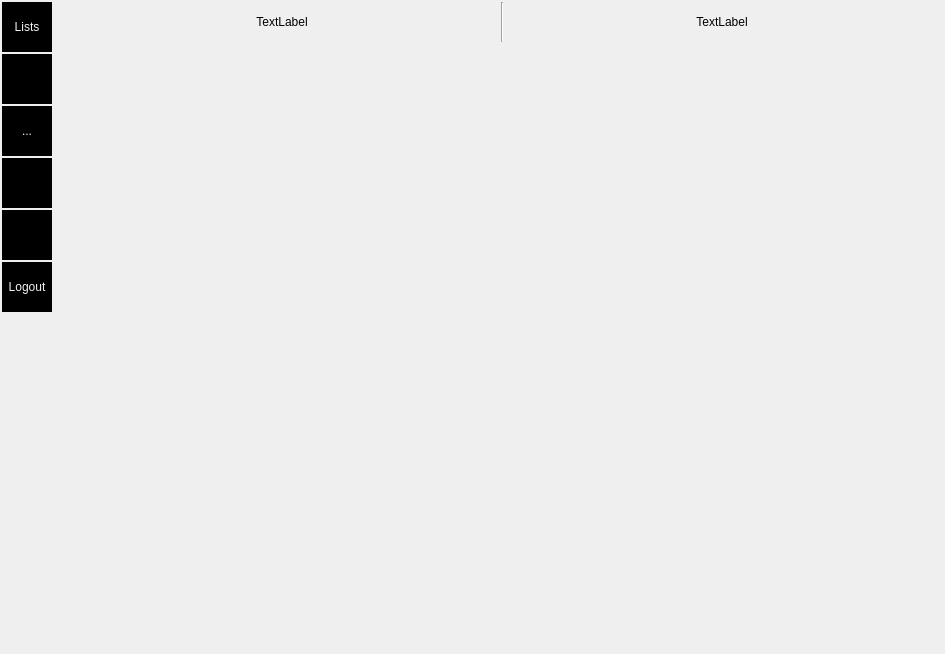
This is src/Client/View/MainPage/MainPage.ui in iodream/Spend-Note as Qt 5 draws it before an edit. The edited form follows.
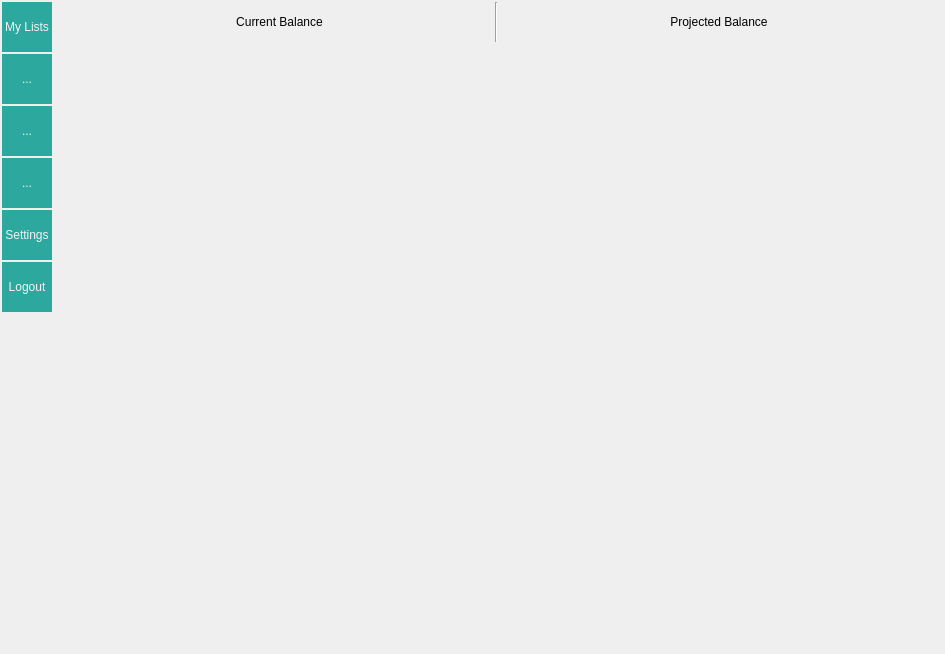
This is the edited form.

```diff
--- a/src/Client/View/MainPage/MainPage.ui
+++ b/src/Client/View/MainPage/MainPage.ui
@@ -77,7 +77,7 @@
            <string notr="true">color: black;</string>
           </property>
           <property name="text">
-           <string>TextLabel</string>
+           <string>Current Balance</string>
           </property>
           <property name="alignment">
            <set>Qt::AlignCenter</set>
@@ -135,7 +135,7 @@
            <string notr="true">color: black;</string>
           </property>
           <property name="text">
-           <string>TextLabel</string>
+           <string>Projected Balance</string>
           </property>
           <property name="alignment">
            <set>Qt::AlignCenter</set>
@@ -229,10 +229,10 @@
         <property name="styleSheet">
          <string notr="true">border-radius: 0px;
 color: rgb(243, 243, 243);
-background-color: black;</string>
+background-color: #2ca89e;</string>
         </property>
         <property name="text">
-         <string>Lists</string>
+         <string>My Lists</string>
         </property>
        </widget>
       </item>
@@ -255,7 +255,8 @@
         </property>
         <property name="styleSheet">
          <string notr="true">border-radius: 0px;
-background-color: black;</string>
+color: rgb(243, 243, 243);
+background-color: #2ca89e;</string>
         </property>
         <property name="text">
          <string>...</string>
@@ -282,7 +283,7 @@
         <property name="styleSheet">
          <string notr="true">border-radius: 0px;
 color: rgb(243, 243, 243);
-background-color: black;</string>
+background-color: #2ca89e;</string>
         </property>
         <property name="text">
          <string>...</string>
@@ -311,7 +312,8 @@
         </property>
         <property name="styleSheet">
          <string notr="true">border-radius: 0px;
-background-color: black;</string>
+color: rgb(243, 243, 243);
+background-color: #2ca89e;</string>
         </property>
         <property name="text">
          <string>...</string>
@@ -337,10 +339,11 @@
         </property>
         <property name="styleSheet">
          <string notr="true">border-radius: 0px;
-background-color: black;</string>
+color: rgb(243, 243, 243);
+background-color: #2ca89e;</string>
         </property>
         <property name="text">
-         <string>...</string>
+         <string>Settings</string>
         </property>
        </widget>
       </item>
@@ -364,7 +367,7 @@
         <property name="styleSheet">
          <string notr="true">border-radius: 0px;
 color: rgb(243, 243, 243);
-background-color: black;</string>
+background-color: #2ca89e;</string>
         </property>
         <property name="text">
          <string>Logout</string>
```
